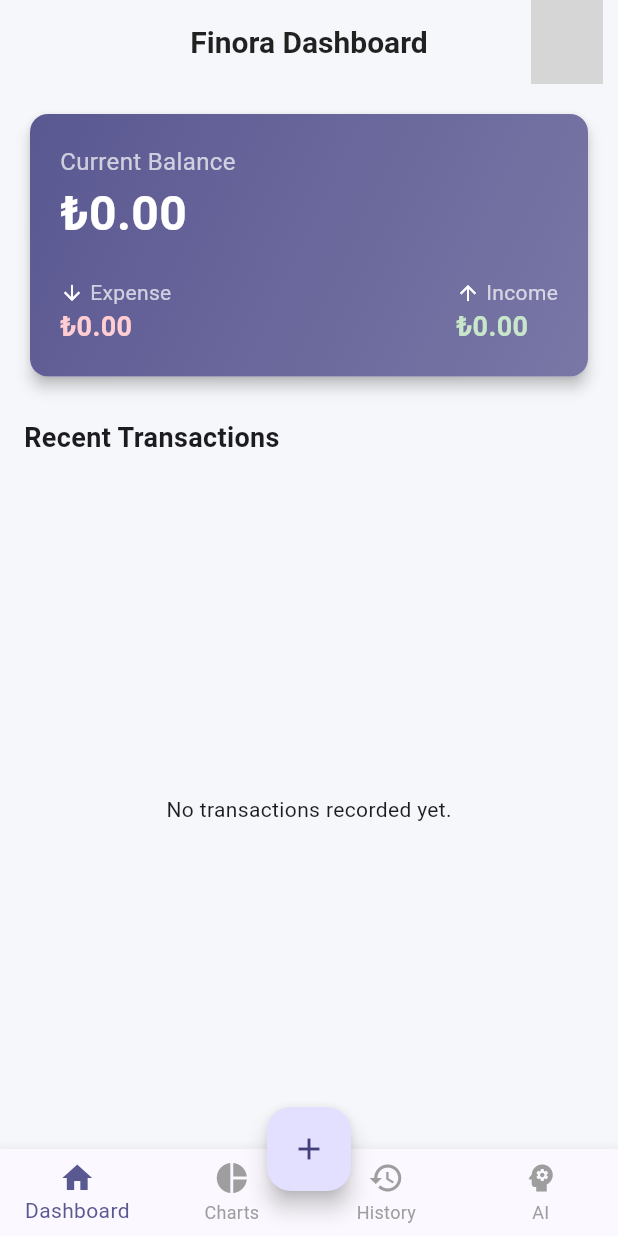
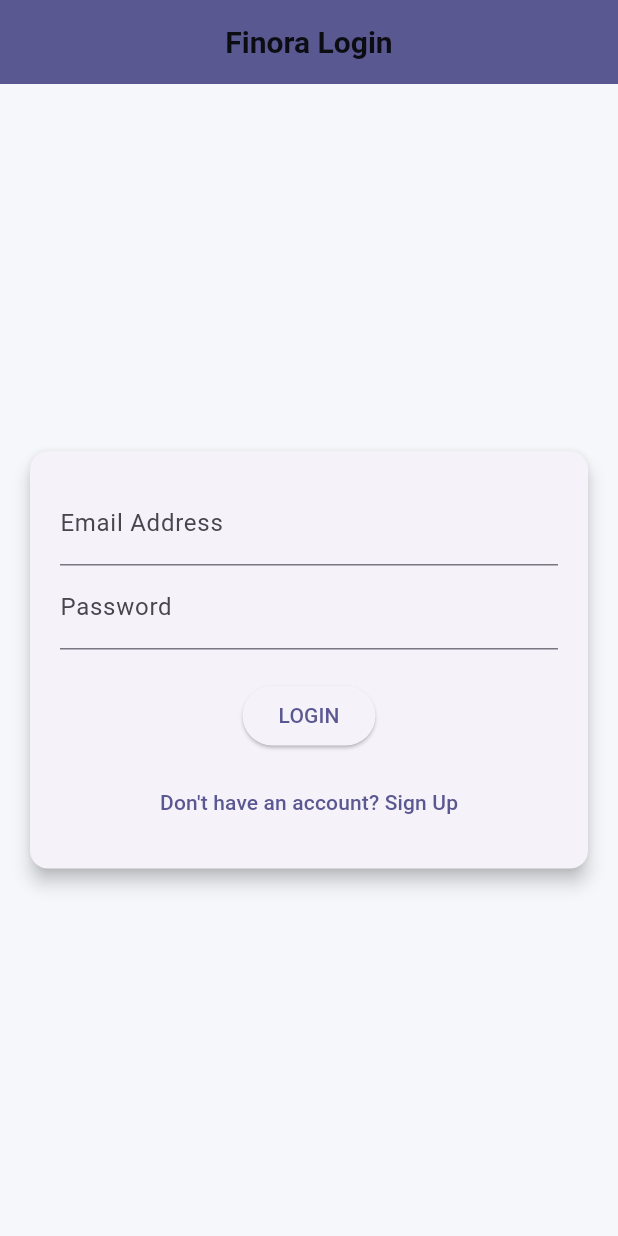
Before and after one commit to krlpsule/finora_, a Flutter app: the screen it shows after launch, on a phone screen of 412 x 824 dp. Run offline on Flutter 3.47's test engine with Material 3 defaults, Android fonts, the phone set to English and light mode, and no system bars; our stand-ins replace cloud_firestore, csv, equatable, file_picker, firebase_auth, firebase_core and 7 more; missing offline and left inert: excel, syncfusion_flutter_pdf; accounts and stored records are empty; grey boxes are pictures that could not be loaded.

Commit message:
Login section added

```diff
--- /dev/null
+++ b/smart_budget/lib/features/auth/auth_bloc.dart
@@ -0,0 +1,63 @@
+// lib/features/auth/auth_bloc.dart
+
+import 'package:flutter_bloc/flutter_bloc.dart';
+import 'package:firebase_auth/firebase_auth.dart';
+import 'auth_event.dart';
+import 'auth_state.dart';
+
+class AuthBloc extends Bloc<AuthEvent, AuthState> {
+  final FirebaseAuth _firebaseAuth;
+
+  AuthBloc(this._firebaseAuth) : super(AuthInitial()) {
+    on<AppStarted>(_onAppStarted);
+    on<LoginRequested>(_onLoginRequested);
+    on<SignUpRequested>(_onSignUpRequested);
+    on<LogoutRequested>(_onLogoutRequested);
+  }
+
+  // check the session status when the application opens
+  void _onAppStarted(AppStarted event, Emitter<AuthState> emit) {
+    final user = _firebaseAuth.currentUser;
+    if (user != null) {
+      emit(Authenticated(user.uid));
+    } else {
+      emit(Unauthenticated());
+    }
+  }
+
+  // Login request
+  Future<void> _onLoginRequested(LoginRequested event, Emitter<AuthState> emit) async {
+    emit(AuthLoading());
+    try {
+      final userCredential = await _firebaseAuth.signInWithEmailAndPassword(
+        email: event.email,
+        password: event.password,
+      );
+      emit(Authenticated(userCredential.user!.uid));
+    } on FirebaseAuthException catch (e) {
+      emit(AuthError(e.message ?? 'An unknown error occurred during login.'));
+      emit(Unauthenticated()); // Hata sonrası giriş ekranına dön
+    }
+  }
+
+  // Sign-up request
+  Future<void> _onSignUpRequested(SignUpRequested event, Emitter<AuthState> emit) async {
+    emit(AuthLoading());
+    try {
+      final userCredential = await _firebaseAuth.createUserWithEmailAndPassword(
+        email: event.email,
+        password: event.password,
+      );
+      emit(Authenticated(userCredential.user!.uid));
+    } on FirebaseAuthException catch (e) {
+      emit(AuthError(e.message ?? 'An unknown error occurred during sign up.'));
+      emit(Unauthenticated());
+    }
+  }
+
+  // Logout request
+  Future<void> _onLogoutRequested(LogoutRequested event, Emitter<AuthState> emit) async {
+    await _firebaseAuth.signOut();
+    emit(Unauthenticated());
+  }
+}
--- /dev/null
+++ b/smart_budget/lib/features/auth/auth_event.dart
@@ -0,0 +1,35 @@
+// lib/features/auth/auth_event.dart
+
+import 'package:equatable/equatable.dart';
+
+abstract class AuthEvent extends Equatable {
+  const AuthEvent();
+  @override
+  List<Object> get props => [];
+}
+
+// Check the session status when the application opens
+class AppStarted extends AuthEvent {}
+
+// Login request
+class LoginRequested extends AuthEvent {
+  final String email;
+  final String password;
+  const LoginRequested(this.email, this.password);
+
+  @override
+  List<Object> get props => [email, password];
+}
+
+// Sign-up request
+class SignUpRequested extends AuthEvent {
+  final String email;
+  final String password;
+  const SignUpRequested(this.email, this.password);
+
+  @override
+  List<Object> get props => [email, password];
+}
+
+// Logout request
+class LogoutRequested extends AuthEvent {}
--- /dev/null
+++ b/smart_budget/lib/features/auth/auth_state.dart
@@ -0,0 +1,34 @@
+// lib/features/auth/auth_state.dart
+
+import 'package:equatable/equatable.dart';
+
+abstract class AuthState extends Equatable {
+  const AuthState();
+  @override
+  List<Object> get props => [];
+}
+
+// Startup/Loading status
+class AuthInitial extends AuthState {}
+class AuthLoading extends AuthState {}
+
+// The user successfully logged in.
+class Authenticated extends AuthState {
+  final String userId;
+  const Authenticated(this.userId);
+
+  @override
+  List<Object> get props => [userId];
+}
+
+// The user is not logged in.
+class Unauthenticated extends AuthState {}
+
+// An error occurred during authentication.
+class AuthError extends AuthState {
+  final String message;
+  const AuthError(this.message);
+
+  @override
+  List<Object> get props => [message];
+}
--- a/smart_budget/lib/main.dart
+++ b/smart_budget/lib/main.dart
@@ -4,22 +4,24 @@ import 'package:provider/provider.dart';
 import 'package:flutter_dotenv/flutter_dotenv.dart';
 import 'package:flutter_bloc/flutter_bloc.dart';
 import '../services/ai_chat_provider.dart';
-
+import 'package:firebase_auth/firebase_auth.dart';
+import 'features/auth/auth_bloc.dart';
+import 'features/auth/auth_event.dart';
+import 'features/auth/auth_state.dart';
+import 'screens/login_screen.dart';
 import 'screens/dashboard.dart';
 import 'screens/main_screen.dart';
 import 'services/firestore_service.dart';
 import 'services/notification_service.dart';
 import 'services/speech_service.dart';
 import 'services/ai_service.dart';
-
 import 'features/transaction/transaction_bloc.dart';
 import 'features/transaction/transaction_event.dart';
-
 import 'firebase_options.dart';
 
 void main() async {
   WidgetsFlutterBinding.ensureInitialized();
-
+  await Firebase.initializeApp(options: DefaultFirebaseOptions.currentPlatform);
   //Load environment variables from .env file
   try {
     await dotenv.load(fileName: ".env");
@@ -54,7 +56,10 @@ class FinoraApp extends StatelessWidget {
           create: (context) =>
               TransactionBloc(FirestoreService())..add(LoadTransactions()),
         ),
-
+        BlocProvider<AuthBloc>(
+          create: (context) =>
+              AuthBloc(FirebaseAuth.instance)..add(AppStarted()),
+        ),
         // Dependency Injection for various services
         Provider<AIService>(create: (_) => AIService()),
         Provider<SpeechService>(create: (_) => SpeechService()),
@@ -82,7 +87,20 @@ class FinoraApp extends StatelessWidget {
                 fontWeight: FontWeight.bold),
           ),
         ),
-        home: const MainScreen(),
+        home: BlocBuilder<AuthBloc, AuthState>(
+          builder: (context, state) {
+            if (state is Authenticated) {
+              // If logged in, redirect to the main screen (MainScreen containing Dashboard)
+              return const MainScreen();
+            } else if (state is Unauthenticated) {
+              // If no login has been made, redirect to the Login page
+              return const LoginScreen();
+            }
+            // Show the loading screen at startup or during loading
+            return const Scaffold(
+                body: Center(child: CircularProgressIndicator()));
+          },
+        ),
       ),
     );
   }
--- /dev/null
+++ b/smart_budget/lib/screens/login_screen.dart
@@ -0,0 +1,113 @@
+// lib/screens/login_screen.dart
+
+import 'package:flutter/material.dart';
+import 'package:flutter_bloc/flutter_bloc.dart';
+import '../features/auth/auth_bloc.dart';
+import '../features/auth/auth_event.dart';
+import '../features/auth/auth_state.dart';
+
+class LoginScreen extends StatefulWidget {
+  const LoginScreen({super.key});
+
+  @override
+  State<LoginScreen> createState() => _LoginScreenState();
+}
+
+class _LoginScreenState extends State<LoginScreen> {
+  final TextEditingController _emailController = TextEditingController();
+  final TextEditingController _passwordController = TextEditingController();
+  bool _isLogin = true; // Login/Signup arasında geçiş
+
+  void _submitAuthForm(BuildContext context, AuthBloc authBloc) {
+    final email = _emailController.text.trim();
+    final password = _passwordController.text.trim();
+
+    if (email.isEmpty || password.isEmpty || password.length < 6) {
+      // Basit doğrulama (daha kapsamlı yapılmalı)
+      ScaffoldMessenger.of(context).showSnackBar(
+        const SnackBar(content: Text('Please enter valid email and password (min 6 chars).')),
+      );
+      return;
+    }
+
+    if (_isLogin) {
+      authBloc.add(LoginRequested(email, password));
+    } else {
+      authBloc.add(SignUpRequested(email, password));
+    }
+  }
+
+  @override
+  Widget build(BuildContext context) {
+    final authBloc = context.read<AuthBloc>();
+
+    return Scaffold(
+      appBar: AppBar(
+        title: Text(_isLogin ? 'Finora Login' : 'Finora Sign Up'),
+        backgroundColor: Theme.of(context).primaryColor,
+      ),
+      body: BlocListener<AuthBloc, AuthState>(
+        listener: (context, state) {
+          if (state is AuthError) {
+            ScaffoldMessenger.of(context).showSnackBar(
+              SnackBar(content: Text(state.message)),
+            );
+          }
+          // Authenticated durumuna geçiş main.dart'ta yönlendirilir.
+        },
+        child: Center(
+          child: SingleChildScrollView(
+            padding: const EdgeInsets.all(16.0),
+            child: Card(
+              elevation: 5,
+              child: Padding(
+                padding: const EdgeInsets.all(20.0),
+                child: Column(
+                  mainAxisSize: MainAxisSize.min,
+                  children: [
+                    TextFormField(
+                      controller: _emailController,
+                      keyboardType: TextInputType.emailAddress,
+                      decoration: const InputDecoration(labelText: 'Email Address'),
+                    ),
+                    TextFormField(
+                      controller: _passwordController,
+                      obscureText: true,
+                      decoration: const InputDecoration(labelText: 'Password'),
+                    ),
+                    const SizedBox(height: 20),
+
+                    // Buton ve Yüklenme Göstergesi
+                    BlocBuilder<AuthBloc, AuthState>(
+                      builder: (context, state) {
+                        if (state is AuthLoading) {
+                          return const CircularProgressIndicator();
+                        }
+                        return ElevatedButton(
+                          onPressed: () => _submitAuthForm(context, authBloc),
+                          child: Text(_isLogin ? 'LOGIN' : 'SIGN UP'),
+                        );
+                      },
+                    ),
+
+                    const SizedBox(height: 10),
+                    TextButton(
+                      onPressed: () {
+                        setState(() {
+                          _isLogin = !_isLogin; // Login/Signup arasında geçiş
+                        });
+                      },
+                      child: Text(_isLogin
+                          ? 'Don\'t have an account? Sign Up'
+                          : 'Already have an account? Login'),
+                    ),
+                  ],
+                ),
+              ),
+            ),
+          ),
+        ),
+      ),
+    );
+  }
+}
```
Also changed, not shown: smart_budget/pubspec.yaml (+19 -23 lines), smart_budget/pubspec.lock, 1 other file.
